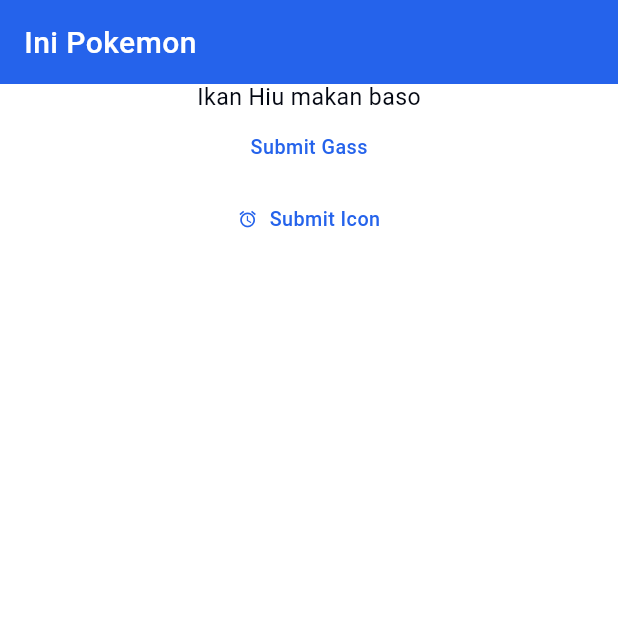
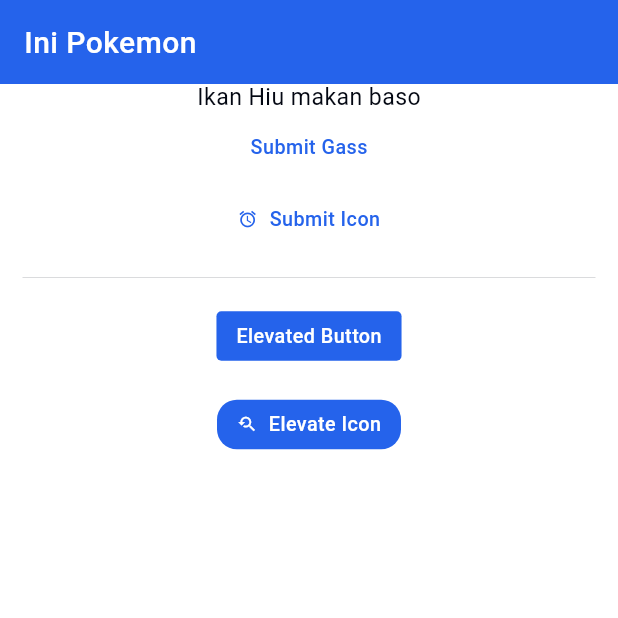
Before and after one commit to rogersovich/flutter_pokemon_pokedex, a Flutter app: the screen it shows after launch, after a tap on "Submit Gass", on a phone screen of 412 x 824 dp, the top half of it. Run offline on Flutter 3.47's test engine with Material 2 defaults, Android fonts, the phone set to English and light mode, and no system bars; our stand-ins replace hexcolor; Roboto replaces fonts that are missing (Roboto-Regular).

Commit message:
[UPDATE] add wdgt elevate btn, divider, spacing

```diff
--- a/lib/features/pokedex/screens/pokedex_body.dart
+++ b/lib/features/pokedex/screens/pokedex_body.dart
@@ -20,8 +20,8 @@
           child: builTextNormal(context, 'Ikan Hiu makan baso',
               color: kBlackColor),
         ),
-        buildButton(context, 'Submit Gass', onPressed: () {}),
-        buildButton(context, 'Submit Icon', icon: Icons.access_alarm,
+        buildTextButton(context, 'Submit Gass', onPressed: () {}),
+        buildTextButton(context, 'Submit Icon', icon: Icons.access_alarm,
             onPressed: () {
           if (kDebugMode) {
             print('Button pressed!');
@@ -31,6 +31,11 @@
             print('Button Long Pressed');
           }
         }),
+        buildDivider(context),
+        buildElevatedButton(context, 'Elevated Button', onPressed: () {}),
+        buildSpacing(context),
+        buildElevatedButton(context, 'Elevate Icon',
+            icon: Icons.youtube_searched_for, rounded: 12, onPressed: () {})
       ],
     );
   }
--- a/lib/utils/widget_util.dart
+++ b/lib/utils/widget_util.dart
@@ -47,6 +47,32 @@
   );
 }
 
+// DIVIDER
+Divider buildDivider(
+  BuildContext context, {
+  Color? color,
+  double height = 30,
+  double thickness = 0.1,
+  double indent = 15,
+  double endIndent = 15,
+}) {
+  return Divider(
+    color: color ?? kBlackColor,
+    thickness: thickness,
+    height: height,
+    indent: indent,
+    endIndent: endIndent,
+  );
+}
+
+// VERTICAL SPACING
+SizedBox buildSpacing(BuildContext context, {double height = 10}) {
+  return SizedBox(
+    height: getProportionateScreenHeight(context, height),
+  );
+}
+
+// TEXT BUTTON
 ButtonStyle textButtonStyle(
     BuildContext context,
     bool block,
@@ -72,7 +98,7 @@
   );
 }
 
-TextButton buildButton(BuildContext context, String text,
+TextButton buildTextButton(BuildContext context, String text,
     {double rounded = 3,
     bool block = false,
     double width = 60,
@@ -90,7 +116,7 @@
         onLongPress: onLongPress,
         icon: Icon(
           icon,
-          color: color == null ? kPrimaryColor : Colors.blue,
+          color: color ?? kPrimaryColor,
           size: getProportionateScreenHeight(context, fontSize),
         ),
         style: textButtonStyle(
@@ -100,7 +126,7 @@
             getProportionateScreenHeight(context, height),
             getProportionateScreenHeight(context, fontSize),
             convertToFontWeight(weight: 500),
-            color == null ? kPrimaryColor : Colors.blue,
+            color ?? kPrimaryColor,
             getProportionateScreenHeight(context, padding.horizontal),
             getProportionateScreenHeight(context, padding.vertical),
             getProportionateScreenHeight(context, rounded)),
@@ -116,7 +142,7 @@
           getProportionateScreenHeight(context, height),
           getProportionateScreenHeight(context, fontSize),
           convertToFontWeight(weight: 500),
-          color == null ? kPrimaryColor : Colors.blue,
+          color ?? kPrimaryColor,
           getProportionateScreenHeight(context, padding.horizontal),
           getProportionateScreenHeight(context, padding.vertical),
           getProportionateScreenHeight(context, rounded)),
@@ -124,3 +150,88 @@
     );
   }
 }
+
+// EVELATED BUTTON
+ButtonStyle elevatedButtonStyle(
+    BuildContext context,
+    bool block,
+    double width,
+    double height,
+    double fontSize,
+    FontWeight fontWeight,
+    Color color,
+    Color bgColor,
+    double px,
+    double py,
+    double rounded) {
+  return TextButton.styleFrom(
+    foregroundColor: color,
+    backgroundColor: bgColor,
+    shadowColor: Colors.transparent,
+    minimumSize: block ? Size.fromHeight(height) : Size(width, height),
+    textStyle: TextStyle(
+        fontSize: fontSize,
+        fontWeight: fontWeight,
+        letterSpacing: AppConstants.defaultLetterSpacing),
+    padding: EdgeInsets.symmetric(horizontal: px, vertical: py),
+    shape: RoundedRectangleBorder(
+      borderRadius: BorderRadius.all(Radius.circular(rounded)),
+    ),
+  );
+}
+
+ElevatedButton buildElevatedButton(BuildContext context, String text,
+    {double rounded = 3,
+    bool block = false,
+    double width = 60,
+    double height = 30,
+    double fontSize = 12,
+    FontWeight? fontWeight,
+    Color? color,
+    Color? bgColor,
+    EdgeInsets padding = const EdgeInsets.symmetric(horizontal: 6, vertical: 4),
+    IconData? icon,
+    required VoidCallback onPressed,
+    VoidCallback? onLongPress}) {
+  if (icon != null) {
+    return ElevatedButton.icon(
+        onPressed: onPressed,
+        onLongPress: onLongPress,
+        icon: Icon(
+          icon,
+          color: color ?? Colors.white,
+          size: getProportionateScreenHeight(context, fontSize),
+        ),
+        style: elevatedButtonStyle(
+            context,
+            block,
+            getProportionateScreenHeight(context, width),
+            getProportionateScreenHeight(context, height),
+            getProportionateScreenHeight(context, fontSize),
+            convertToFontWeight(weight: 500),
+            color ?? Colors.white,
+            bgColor ?? kPrimaryColor,
+            getProportionateScreenHeight(context, padding.horizontal),
+            getProportionateScreenHeight(context, padding.vertical),
+            getProportionateScreenHeight(context, rounded)),
+        label: Text(text));
+  } else {
+    return ElevatedButton(
+      onPressed: onPressed,
+      onLongPress: onLongPress,
+      style: elevatedButtonStyle(
+          context,
+          block,
+          getProportionateScreenHeight(context, width),
+          getProportionateScreenHeight(context, height),
+          getProportionateScreenHeight(context, fontSize),
+          convertToFontWeight(weight: 500),
+          color ?? Colors.white,
+          bgColor ?? kPrimaryColor,
+          getProportionateScreenHeight(context, padding.horizontal),
+          getProportionateScreenHeight(context, padding.vertical),
+          getProportionateScreenHeight(context, rounded)),
+      child: Text(text),
+    );
+  }
+}
```
